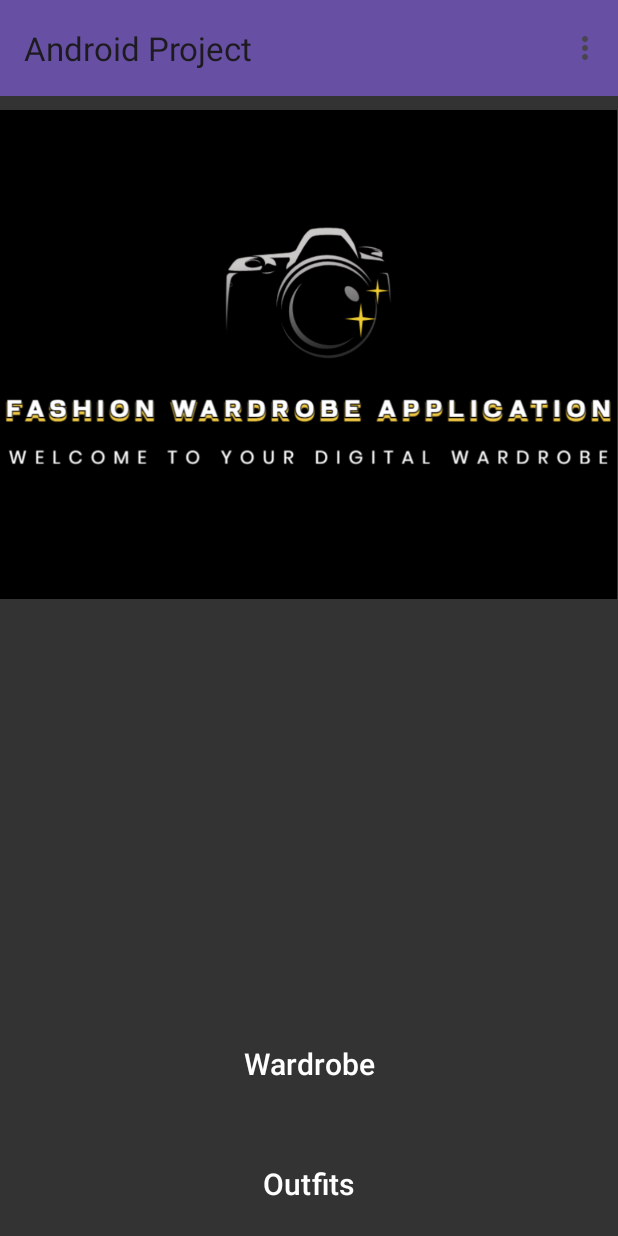
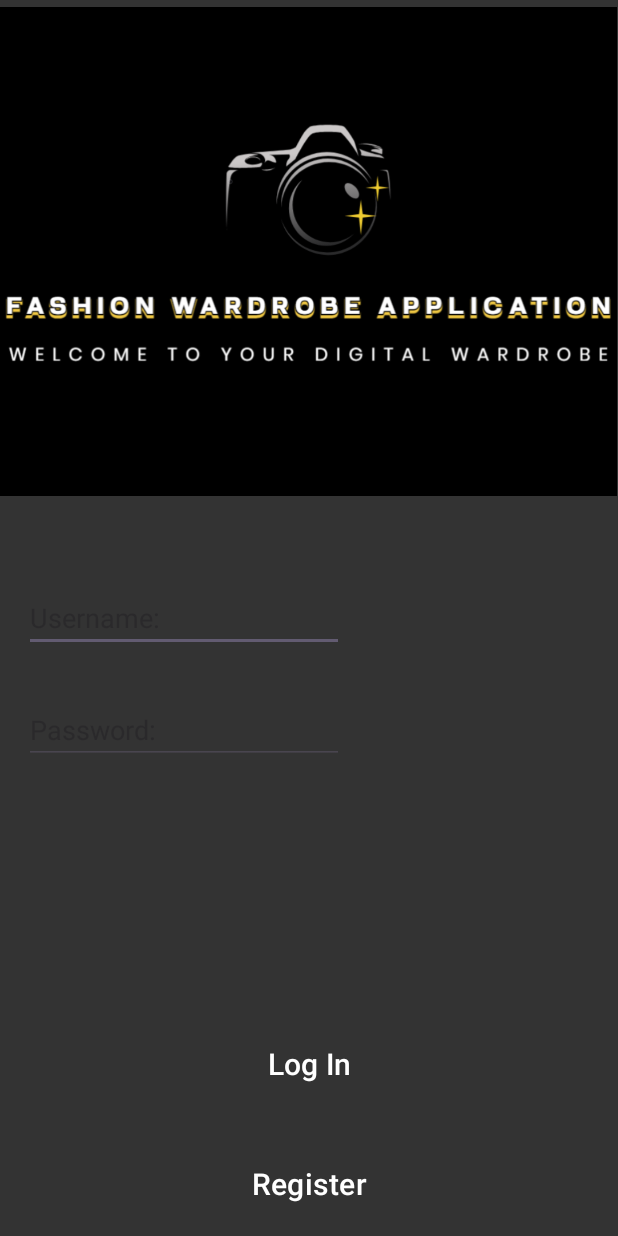
Before and after one commit to itaiS123/Android-Project, an Android app: the screen it shows after launch (MainActivity), on a phone screen of 412 x 824 dp. Run offline under Robolectric (Android 15) with nearby library versions, the phone set to English and light mode, and no system bars; our stand-ins replace Firebase (no records; nobody signed in at launch, a user with empty details on screens opened directly).

Commit message:
added two more classes and started working on login

```diff
--- /dev/null
+++ b/MODEL/src/main/java/il/co/shivhit/model/AppUsers.java
@@ -0,0 +1,3 @@
+package il.co.shivhit.model;
+
+public class AppUsers extends BaseList<AppUser, AppUsers> {}
--- /dev/null
+++ b/REPOSITORY/src/main/java/il/co/shivhit/repository/AppUserRepository.java
@@ -0,0 +1,75 @@
+package il.co.shivhit.repository;
+
+import android.content.Context;
+
+import androidx.annotation.NonNull;
+
+import com.google.android.gms.tasks.OnFailureListener;
+import com.google.android.gms.tasks.OnSuccessListener;
+import com.google.android.gms.tasks.Task;
+import com.google.android.gms.tasks.TaskCompletionSource;
+import com.google.firebase.firestore.CollectionReference;
+import com.google.firebase.firestore.DocumentReference;
+import com.google.firebase.firestore.DocumentSnapshot;
+import com.google.firebase.firestore.FirebaseFirestore;
+
+import il.co.shivhit.model.AppUser;
+import il.co.shivhit.model.AppUsers;
+
+public class AppUserRepository {
+    private FirebaseFirestore db;
+    private CollectionReference collection;
+
+    public AppUserRepository(Context context) {
+        try {
+            db = FirebaseFirestore.getInstance();
+        } catch (Exception e) {
+            FirebaseInstance instance = FirebaseInstance.instance(context);
+            db = FirebaseFirestore.getInstance(FirebaseInstance.app);
+        }
+        collection = db.collection("Users");
+    }
+
+    public Task<Boolean> add(AppUser user) {
+        TaskCompletionSource<Boolean> taskCompletion = new TaskCompletionSource<>();
+        DocumentReference document = collection.document();
+        user.setIdfs(document.getId());
+
+        document.set(user)
+                .addOnSuccessListener(new OnSuccessListener<Void>() {
+                    @Override
+                    public void onSuccess(Void unused) {
+                        taskCompletion.setResult(true);
+                    }
+                })
+                .addOnFailureListener(new OnFailureListener() {
+                    @Override
+                    public void onFailure(@NonNull Exception e) {
+                        taskCompletion.setResult(false);
+                    }
+                });
+
+        return taskCompletion.getTask();
+    }
+
+    /*public Task<AppUsers> login(String username, String password) {
+        TaskCompletionSource<AppUsers> clothsCompletion = new TaskCompletionSource<>();
+        AppUsers appUsers = new AppUsers();
+        collection.whereEqualTo("userName", username).whereEqualTo("password", password).get()
+                .addOnSuccessListener(querySnapshot -> {
+                    if (querySnapshot != null && !querySnapshot.isEmpty()) {
+                        for (DocumentSnapshot document : querySnapshot) {
+                            AppUser appuser = document.toObject(AppUser.class);
+                            if (appuser != null)
+                                appUsers.add(appuser);
+                        }
+                    }
+                    clothsCompletion.setResult(appUsers);
+                })
+                .addOnFailureListener(e -> {
+                    clothsCompletion.setResult(null);
+                });
+
+        return clothsCompletion.getTask();
+    }*/
+}
--- /dev/null
+++ b/VIEWMODEL/src/main/java/il/co/shivhit/viewmodel/AppUserViewModel.java
@@ -0,0 +1,42 @@
+package il.co.shivhit.viewmodel;
+
+import android.app.Application;
+
+import androidx.annotation.NonNull;
+import androidx.lifecycle.AndroidViewModel;
+import androidx.lifecycle.LiveData;
+import androidx.lifecycle.MutableLiveData;
+
+import il.co.shivhit.model.AppUser;
+import il.co.shivhit.model.AppUsers;
+import il.co.shivhit.repository.AppUserRepository;
+
+public class AppUserViewModel extends AndroidViewModel {
+    private MutableLiveData<Boolean> successOperation;
+    private AppUserRepository repository;
+    private MutableLiveData<AppUsers> appUsersLiveData;
+
+    public AppUserViewModel(@NonNull Application application) {
+        super(application);
+        repository = new AppUserRepository(application);
+        successOperation = new MutableLiveData<>();
+        appUsersLiveData = new MutableLiveData<>();
+    }
+
+    public void add(AppUser appUser) {
+        repository.add(appUser)
+                .addOnSuccessListener(aBoolean -> successOperation.setValue(aBoolean))
+                .addOnFailureListener(e -> successOperation.setValue(false));
+    }
+
+    /*public LiveData<AppUsers> filter(String username, String password){
+        repository.filter(username, password)
+                .addOnSuccessListener(cloths -> appUsersLiveData.setValue(cloths))
+                .addOnFailureListener(e -> appUsersLiveData.setValue(null));
+        return appUsersLiveData;
+    }*/
+
+    public LiveData<Boolean> getSuccessOperation() {
+        return successOperation;
+    }
+}
--- a/app/src/main/java/il/co/shivhit/androidproject/ACTIVITIES/MainActivity.java
+++ b/app/src/main/java/il/co/shivhit/androidproject/ACTIVITIES/MainActivity.java
@@ -10,99 +10,75 @@ import android.view.MenuInflater;
 import android.view.MenuItem;
 import android.view.View;
 import android.widget.Button;
+import android.widget.EditText;
 import android.widget.Toast;
 
 import androidx.appcompat.widget.Toolbar;
+import androidx.lifecycle.Observer;
+import androidx.lifecycle.ViewModelProvider;
 
 import il.co.shivhit.androidproject.R;
+import il.co.shivhit.model.AppUser;
+import il.co.shivhit.viewmodel.AppUserViewModel;
+import il.co.shivhit.viewmodel.GenericViewModelFactory;
 
 public class MainActivity extends BaseActivity {
-    private Button wardrobe_btn;
-    private Button outfits_btn;
-    private Intent outfits_intent;
-    private Intent wardrobe_intent;
+    private Button register_btn;
+    private Button logIn_btn;
+    private EditText username_et;
+    private EditText password_et;
+    private AppUserViewModel appUserViewModel;
 
-    private static MediaPlayer player;
-    private final int musicResourceId = R.raw.mp3;
 
     protected void onCreate(Bundle savedInstanceState) {
         super.onCreate(savedInstanceState);
         setContentView(R.layout.activity_main);
         initializeViews();
-
-        Toolbar toolbar = findViewById(R.id.my_toolbar);
-        setSupportActionBar(toolbar);
     }
 
     @Override
     protected void initializeViews() {
-        outfits_btn = findViewById(R.id.outfits_btn);
-        wardrobe_btn = findViewById(R.id.wardrobe_btn);
+        logIn_btn = findViewById(R.id.logIn_btn);
+        register_btn = findViewById(R.id.register_btn);
 
-        // Create media player (check for null)
-        player = MediaPlayer.create(this, musicResourceId);
-        if (player != null) {
-            player.setLooping(true); // Set looping for continuous playback
-        } else {
-            Toast.makeText(this, "Error creating media player", LENGTH_SHORT).show();
-        }
+        password_et = findViewById(R.id.password_et);
+        username_et = findViewById(R.id.username_et);
+
+        GenericViewModelFactory<AppUserViewModel> factory = new GenericViewModelFactory<>(getApplication(), AppUserViewModel::new);
+        appUserViewModel = new ViewModelProvider(this, factory).get(AppUserViewModel.class);
+
+        setObservers();
         setListeners();
     }
 
     @Override
     protected void setListeners() {
-        outfits_btn.setOnClickListener(new View.OnClickListener() {
+        register_btn.setOnClickListener(new View.OnClickListener() {
             @Override
             public void onClick(View v) {
-                outfits_intent = new Intent(MainActivity.this, Outfits_activity.class);
-                startActivityForResult(outfits_intent, 1);
+                AppUser appUser = new AppUser(username_et.getText().toString(), password_et.getText().toString());
+                appUserViewModel.add(appUser);
             }
         });
 
-        wardrobe_btn.setOnClickListener(new View.OnClickListener() {
+        logIn_btn.setOnClickListener(new View.OnClickListener() {
             @Override
             public void onClick(View v) {
-                wardrobe_intent = new Intent(MainActivity.this, Wardrobe_activity.class);
-                startActivityForResult(wardrobe_intent, 2);
+
             }
         });
     }
 
-    @Override
-    public boolean onCreateOptionsMenu(Menu menu) {
-        super.onCreateOptionsMenu(menu);
-
-        MenuInflater inflater = getMenuInflater();
-        inflater.inflate(R.menu.music_menu, menu);
-        return true;
-    }
-
-    @Override
-    public boolean onOptionsItemSelected(MenuItem item) {
-        super.onOptionsItemSelected(item);
-        if (player != null) {
-            if (item.getItemId() == R.id.enable_Music) {
-                player.start();
-            } else if (item.getItemId() == R.id.disable_Music) {
-                player.pause();
+    private void setObservers(){
+        appUserViewModel.getSuccessOperation().observe(MainActivity.this, new Observer<Boolean>() {
+            @Override
+            public void onChanged(Boolean isSuccess) {
+                if (isSuccess) {
+                    Toast.makeText(MainActivity.this, "Saved", Toast.LENGTH_SHORT).show();
+                } else {
+                    Toast.makeText(MainActivity.this, "Failed to save user", Toast.LENGTH_SHORT).show();
+                }
             }
-        }
-        return true;
-    }
-
-    @Override
-    protected void onPause() {
-        super.onPause();
-        if (player != null && player.isPlaying()) {
-            player.pause(); // Pause music when activity goes in background
-        }
-    }
-
-    @Override
-    protected void onResume() {
-        super.onResume();
-        if (player != null) { // Resume music if player exists and activity is in foreground
-            player.start();
-        }
+        });
     }
 }
--- a/app/src/main/res/layout/activity_main.xml
+++ b/app/src/main/res/layout/activity_main.xml
@@ -7,23 +7,55 @@
     tools:context=".ACTIVITIES.MainActivity"
     android:background="#333333">
 
-    <androidx.appcompat.widget.Toolbar
-        android:id="@+id/my_toolbar"
-        android:layout_width="match_parent"
-        android:layout_height="?attr/actionBarSize"
-        android:background="?attr/colorPrimary"
+    <ImageView
+        android:id="@+id/imageView"
+        android:layout_width="411dp"
+        android:layout_height="335dp"
+        app:layout_constraintBottom_toBottomOf="parent"
+        app:layout_constraintEnd_toEndOf="parent"
+        app:layout_constraintHorizontal_bias="0.0"
+        app:layout_constraintStart_toStartOf="parent"
         app:layout_constraintTop_toTopOf="parent"
+        app:layout_constraintVertical_bias="0.0"
+        app:srcCompat="@drawable/logo_img" />
+
+    <EditText
+        android:id="@+id/username_et"
+        android:layout_width="wrap_content"
+        android:layout_height="wrap_content"
+        android:ems="10"
+        android:inputType="text"
+        android:hint="Username:"
+        android:textColor="#FFFFFF"
+        app:layout_constraintBottom_toBottomOf="parent"
+        app:layout_constraintEnd_toEndOf="parent"
+        app:layout_constraintHorizontal_bias="0.079"
         app:layout_constraintStart_toStartOf="parent"
-        app:layout_constraintEnd_toEndOf="parent" />
+        app:layout_constraintTop_toTopOf="parent" />
+
+    <EditText
+        android:id="@+id/password_et"
+        android:layout_width="wrap_content"
+        android:layout_height="wrap_content"
+        android:ems="10"
+        android:hint="Password:"
+        android:inputType="text"
+        android:textColor="#FFFFFF"
+        app:layout_constraintBottom_toBottomOf="parent"
+        app:layout_constraintEnd_toEndOf="parent"
+        app:layout_constraintHorizontal_bias="0.079"
+        app:layout_constraintStart_toStartOf="parent"
+        app:layout_constraintTop_toTopOf="parent"
+        app:layout_constraintVertical_bias="0.596" />
 
     <Button
-        android:id="@+id/wardrobe_btn"
+        android:id="@+id/logIn_btn"
         android:layout_width="match_parent"
         android:layout_height="70sp"
         android:backgroundTint="#333333"
         android:elevation="4dp"
         android:padding="12dp"
-        android:text="Wardrobe"
+        android:text="Log In"
         android:textColor="#FFFFFF"
         android:textSize="20sp"
         app:cornerRadius="0dp"
@@ -35,32 +67,20 @@
         app:layout_constraintVertical_bias="0.894" />
 
     <Button
-        android:id="@+id/outfits_btn"
+        android:id="@+id/register_btn"
         android:layout_width="match_parent"
         android:layout_height="70sp"
         android:backgroundTint="#333333"
         android:elevation="4dp"
         android:padding="12dp"
-        android:text="Outfits"
+        android:text="Register"
         android:textColor="#FFFFFF"
         android:textSize="20sp"
         app:cornerRadius="0dp"
         app:layout_constraintBottom_toBottomOf="parent"
         app:layout_constraintEnd_toEndOf="parent"
-        app:layout_constraintHorizontal_bias="1.0"
+        app:layout_constraintHorizontal_bias="0.0"
         app:layout_constraintStart_toStartOf="parent"
         app:layout_constraintTop_toTopOf="parent"
         app:layout_constraintVertical_bias="1.0" />
-
-    <ImageView
-        android:id="@+id/imageView"
-        android:layout_width="411dp"
-        android:layout_height="335dp"
-        app:layout_constraintBottom_toBottomOf="parent"
-        app:layout_constraintEnd_toEndOf="parent"
-        app:layout_constraintHorizontal_bias="0.0"
-        app:layout_constraintStart_toStartOf="parent"
-        app:layout_constraintTop_toTopOf="parent"
-        app:layout_constraintVertical_bias="0.141"
-        app:srcCompat="@drawable/logo_img" />
 </androidx.constraintlayout.widget.ConstraintLayout>
--- a/build.gradle.kts
+++ b/build.gradle.kts
@@ -7,4 +7,5 @@ buildscript {
 plugins {
     id("com.android.application") version "8.2.0" apply false
     id("com.android.library") version "8.2.0" apply false
+    id("com.google.gms.google-services") version "4.4.2" apply false
 }
```
Also changed, not shown: MODEL/src/main/java/il/co/shivhit/model/AppUser.java (added, +29 -0 lines), 1 other file.
